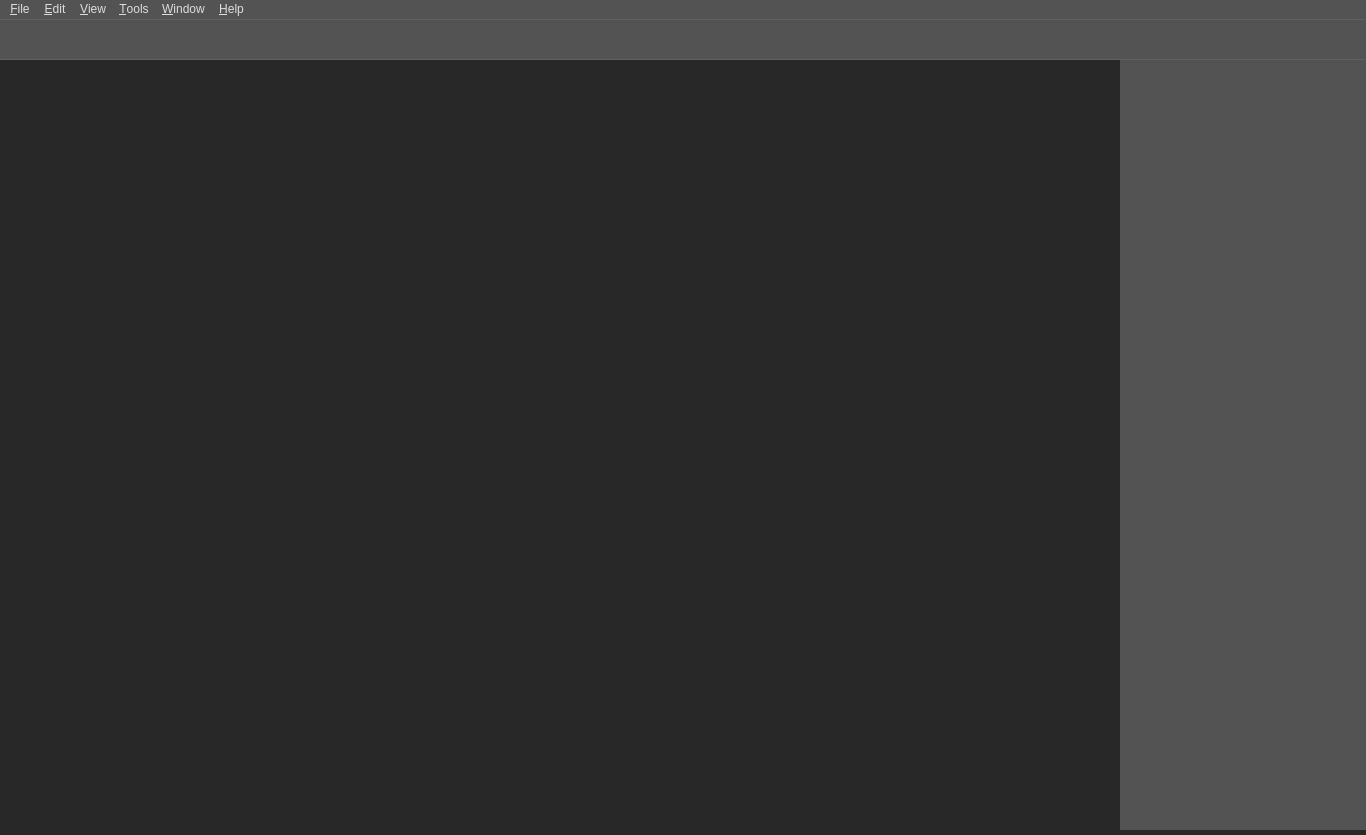
dthung1602/NetworkVisualization, file resource/gui/GUI.ui: the form before one commit.
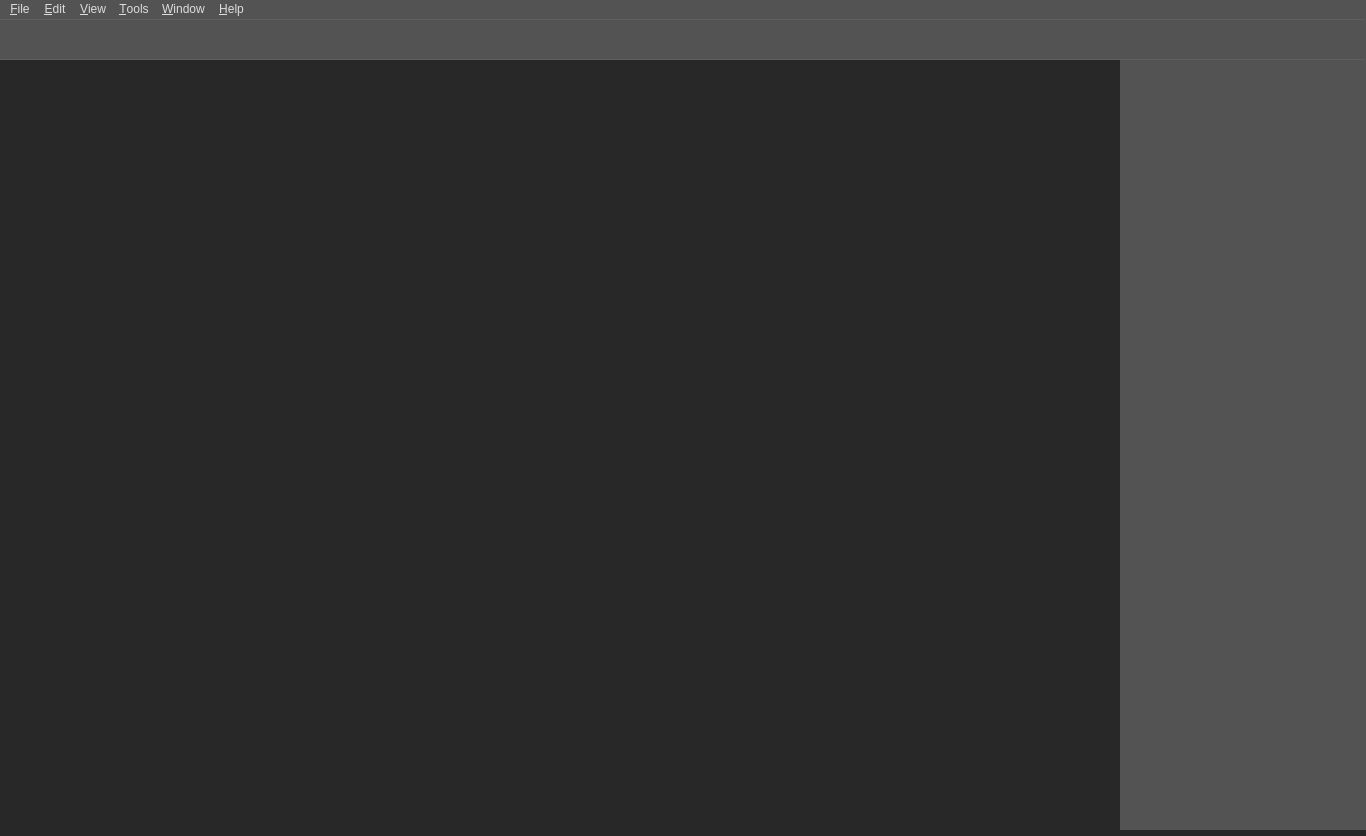
The form after the commit. Icons and pictures are not drawn.

```diff
--- a/resource/gui/GUI.ui
+++ b/resource/gui/GUI.ui
@@ -7,7 +7,7 @@
     <x>0</x>
     <y>0</y>
     <width>1366</width>
-    <height>835</height>
+    <height>836</height>
    </rect>
   </property>
   <property name="sizePolicy">
```
Left out of the diff: 46 changed lines with no effect on the pictures.
